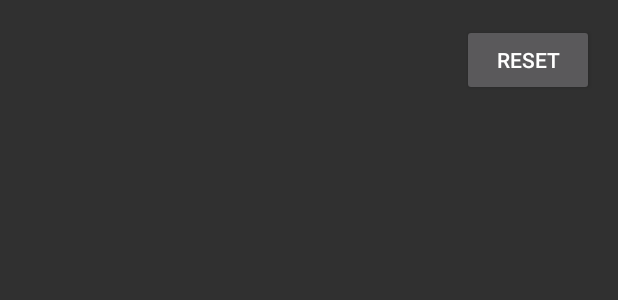
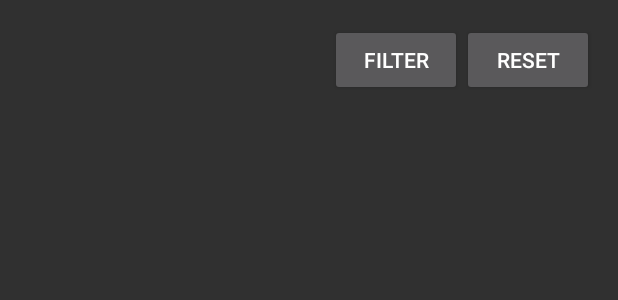
Before and after one commit to styx/wallaby, an Android app: the layout fragment_main.xml on its own in the app's theme, with its tools: preview values and no code run, on a phone screen of 412 x 824 dp. Shown: the top 300 px of the screen. Run offline under Robolectric (Android 15) with nearby library versions, the phone set to English and light mode, and no system bars.

Commit message:
Add filter button

```diff
--- a/app/src/main/java/by/styx/wallaby/FilterArrayAdapter.java
+++ b/app/src/main/java/by/styx/wallaby/FilterArrayAdapter.java
@@ -35,7 +35,7 @@ public class FilterArrayAdapter extends ArrayAdapter {
         View rowView = convertView;
         if (rowView == null) {
             LayoutInflater inflater = context.getLayoutInflater();
-            rowView = inflater.inflate(R.layout.filter, null, true);
+            rowView = inflater.inflate(R.layout.filter, parent, false);
             holder = new ViewHolder();
             holder.textView = (TextView) rowView.findViewById(R.id.filterText);
             holder.imageView = (ImageView) rowView.findViewById(R.id.filterImage);
--- a/app/src/main/java/by/styx/wallaby/LogUtil.java
+++ b/app/src/main/java/by/styx/wallaby/LogUtil.java
@@ -7,8 +7,8 @@ public final class LogUtil {
 
     private static final String TAG = "WALLABY";
 
-    public static void v(String msg) {
-        android.util.Log.v(TAG, getLocation() + msg);
+    public static void v(Object msg) {
+        android.util.Log.v(TAG, getLocation() + String.valueOf(msg));
     }
 
     private static String getLocation() {
--- a/app/src/main/res/layout/fragment_main.xml
+++ b/app/src/main/res/layout/fragment_main.xml
@@ -33,6 +33,15 @@
         android:layout_alignParentEnd="true">
 
         <Button
+            android:id="@+id/doFilter"
+            android:layout_width="wrap_content"
+            android:layout_height="wrap_content"
+            android:text="@string/doFilter"
+            android:layout_alignParentTop="true"
+            android:layout_toLeftOf="@+id/resetFilter"
+            android:layout_toStartOf="@+id/resetFilter" />
+
+        <Button
             android:id="@+id/resetFilter"
             android:layout_width="wrap_content"
             android:layout_height="wrap_content"
@@ -50,6 +59,7 @@
             android:layout_below="@+id/resetFilter"
             android:layout_alignParentLeft="true"
             android:layout_alignParentStart="true" />
+
     </RelativeLayout>
 
 </RelativeLayout>
--- a/app/src/main/res/values/strings.xml
+++ b/app/src/main/res/values/strings.xml
@@ -3,4 +3,5 @@
     <string name="hello_world">Hello world!</string>
     <string name="action_settings">Settings</string>
     <string name="reset_btn">Reset</string>
+    <string name="doFilter">Filter</string>
 </resources>
```
Also changed, not shown: app/src/main/java/by/styx/wallaby/FlagAdapter.java (+18 -3 lines), app/src/main/java/by/styx/wallaby/FlagItem.java (+7 -0 lines), app/src/main/java/by/styx/wallaby/MainActivityFragment.java (+29 -6 lines), app/src/main/res/values/filters_map.xml (+6 -3 lines).
